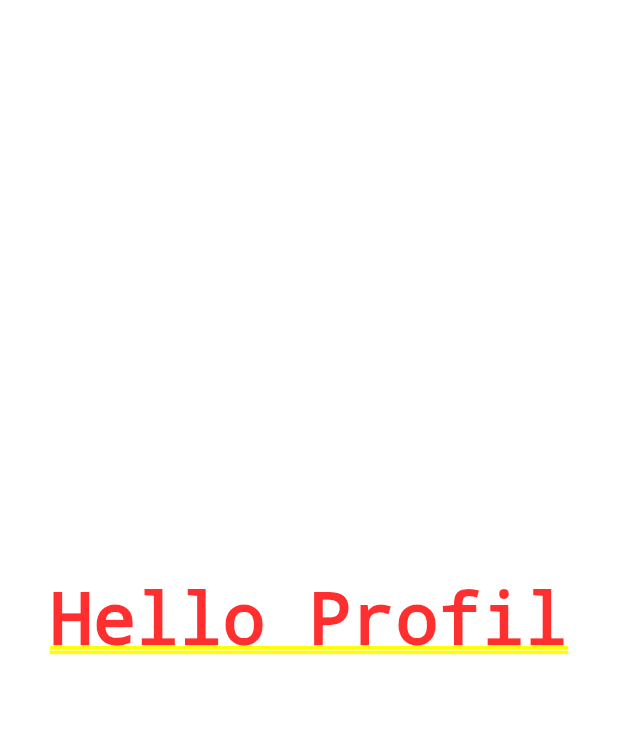
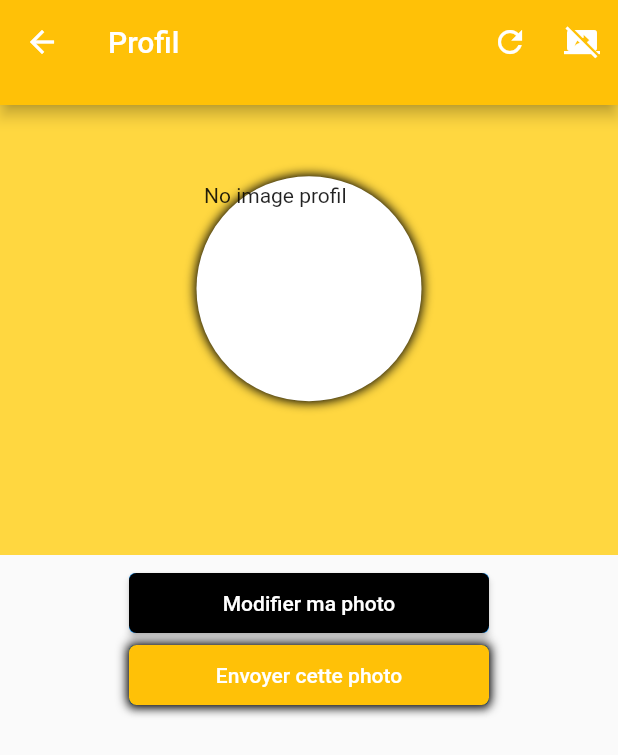
Before and after one commit to Zenitude/drissas-flutter-livechat, a Flutter app: the screen it shows once a user with an empty profile is signed in, after a tap on the "person" icon, on a phone screen of 412 x 824 dp. Shown: the top 755 px of the screen. Run offline on Flutter 3.47's test engine with Material 2 defaults, Android fonts, the phone set to English and light mode, and no system bars; our stand-ins replace cloud_firestore, firebase_auth, firebase_core, firebase_storage, image_picker; accounts and stored records are empty; generated files the repository leaves out were written again; network calls fail.

Commit message:
finish appBar of contact page, start profil page

```diff
--- /dev/null
+++ b/lib/pages/profil/components/avatar_components.dart
@@ -0,0 +1,117 @@
+// ignore_for_file: avoid_print
+
+library avatar_component;
+
+import 'package:flutter/material.dart';
+import 'package:cloud_firestore/cloud_firestore.dart';
+import 'package:firebase_auth/firebase_auth.dart';
+import 'package:firebase_storage/firebase_storage.dart';
+
+FirebaseFirestore firestore = FirebaseFirestore.instance;
+FirebaseAuth auth = FirebaseAuth.instance;
+FirebaseStorage storage = FirebaseStorage.instance;
+
+class AvatarProfil extends StatefulWidget {
+  const AvatarProfil({super.key});
+
+  @override
+  State<AvatarProfil> createState() {
+    return _AvatarProfilState();
+  }
+}
+
+class _AvatarProfilState extends State<AvatarProfil> {
+  String? urlImgUser;
+
+  @override
+  initState() {
+    super.initState();
+    getUrlImgUser();
+  }
+
+  getUrlImgUser() {
+    Reference storageRef = storage
+        .ref('users')
+        .child(auth.currentUser!.uid)
+        .child('profil')
+        .child('avatar.png');
+
+    storageRef.getDownloadURL().then((downloadUrl) {
+      setState(() {
+        urlImgUser = downloadUrl.toString();
+      });
+    }).catchError((e) {
+      print(e.error);
+    });
+  }
+
+  @override
+  Widget build(BuildContext context) {
+    return Container(
+      width: double.infinity,
+      height: 300,
+      color: Colors.amberAccent,
+      child: Column(
+        mainAxisAlignment: MainAxisAlignment.center,
+        crossAxisAlignment: CrossAxisAlignment.center,
+        children: [
+
+          Center(
+            child: Container(
+              padding: const EdgeInsets.all(5),
+              width: 150,
+              height: 150,
+              decoration: const BoxDecoration(
+                  color: Colors.white,
+                  borderRadius: BorderRadius.all(Radius.circular(100)),
+                  boxShadow: [
+                    BoxShadow(
+                        color: Colors.black,
+                        spreadRadius: 1,
+                        blurRadius: 5,
+                        offset: Offset(0, 0)),
+                  ]),
+              child: urlImgUser != null
+              ? ClipRRect(
+                  borderRadius: const BorderRadius.all(Radius.circular(100)),
+                  child: Image.network(
+                    urlImgUser!,
+                    fit: BoxFit.cover,
+                  ))
+              : const Text('No image profil'),
+            ),
+          ),
+
+          FutureBuilder(
+            future: firestore.collection('users').doc(auth.currentUser!.uid).get(),
+            builder: ((context, AsyncSnapshot<DocumentSnapshot> snapshot) {
+              if (snapshot.hasError) {
+                print('Error database');
+              }
+
+              if (snapshot.connectionState == ConnectionState.done) {
+                Map<String, dynamic> data =
+                    snapshot.data!.data() as Map<String, dynamic>;
+
+                return Container(
+                  margin: const EdgeInsets.only(top: 20),
+                  child: Text(
+                    data['pseudo'],
+                    style: const TextStyle(
+                      color: Colors.white,
+                      fontSize: 30,
+                      fontWeight: FontWeight.bold
+                    )
+                  ),
+                );
+              }
+
+              return const Text('Erreur Pseudo');
+            }),
+          ),
+
+        ],
+      ),
+    );
+  }
+}
--- /dev/null
+++ b/lib/pages/profil/components/update_component.dart
@@ -0,0 +1,71 @@
+library update_component;
+
+import 'package:flutter/material.dart';
+import 'package:firebase_auth/firebase_auth.dart';
+import 'package:firebase_storage/firebase_storage.dart';
+
+FirebaseAuth auth = FirebaseAuth.instance;
+FirebaseStorage storage = FirebaseStorage.instance;
+
+class UpdateAvatar extends StatefulWidget {
+  const UpdateAvatar({super.key});
+
+  @override
+  State<UpdateAvatar> createState() {
+    return _UpdateAvatarState();
+  }
+}
+
+class _UpdateAvatarState extends State<UpdateAvatar> {
+  @override
+  Widget build(BuildContext context) {
+    return Padding(
+      padding: const EdgeInsets.all(8.0),
+      child: Column(
+        mainAxisAlignment: MainAxisAlignment.center,
+        crossAxisAlignment: CrossAxisAlignment.center,
+        children: [
+          ElevatedButton(
+            style: ElevatedButton.styleFrom(
+              padding: const EdgeInsets.all(0),
+            ),
+            onPressed: (() {}),
+            child: Container(
+                width: 240,
+                height: 40,
+                decoration: const BoxDecoration(
+                    color: Colors.black,
+                    borderRadius: BorderRadius.all(Radius.circular(5))),
+                child: const Center(
+                  child: Text('Modifier ma photo',
+                      style: TextStyle(color: Colors.white)),
+                )),
+          ),
+          ElevatedButton(
+            style: ElevatedButton.styleFrom(
+              padding: const EdgeInsets.all(0),
+            ),
+            onPressed: (() {}),
+            child: Container(
+                width: 240,
+                height: 40,
+                decoration: const BoxDecoration(
+                    boxShadow: [
+                      BoxShadow(
+                          color: Colors.black,
+                          spreadRadius: 1,
+                          blurRadius: 5,
+                          offset: Offset(0, 0))
+                    ],
+                    color: Colors.amber,
+                    borderRadius: BorderRadius.all(Radius.circular(5))),
+                child: const Center(
+                  child: Text('Envoyer cette photo',
+                      style: TextStyle(color: Colors.white)),
+                )),
+          )
+        ],
+      ),
+    );
+  }
+}
--- a/lib/pages/profil/profil_page.dart
+++ b/lib/pages/profil/profil_page.dart
@@ -1,6 +1,12 @@
+// ignore_for_file: avoid_print, invalid_return_type_for_catch_error
+
 library profil_page;
 
 import 'package:flutter/material.dart';
+
+import 'package:my_app/widgets/appbar_profil_widget.dart';
+import 'package:my_app/pages/profil/components/avatar_components.dart';
+import 'package:my_app/pages/profil/components/update_component.dart';
 
 class ProfilPage extends StatefulWidget {
   const ProfilPage({Key? key}) : super(key: key);
@@ -12,10 +18,17 @@ class ProfilPage extends StatefulWidget {
 }
 
 class _ProfilPageState extends State<ProfilPage> {
+
   @override
   Widget build(BuildContext context) {
-    return const Center(
-      child: Text('Hello Profil'),
+    return Scaffold(
+      appBar: const MyAppBarProfil(),
+      body: Column(
+        children: const [
+          AvatarProfil(),
+          UpdateAvatar(),
+        ],
+      ),
     );
   }
 }
--- a/lib/pages/signup/components/form_component.dart
+++ b/lib/pages/signup/components/form_component.dart
@@ -87,7 +87,7 @@ class _FormSectionState extends State<FormSection> {
     }
   }
 
-  registerImageToStorage(value, image) async {
+  Future registerImageToStorage(value, image) async {
     try {
       Reference storageRef = storage
           .ref('users')
--- a/lib/pages/signup/components/test.dart
+++ /dev/null
@@ -1,60 +0,0 @@
-
-// ignore_for_file: avoid_print
-
-import 'package:firebase_auth/firebase_auth.dart';
-import 'package:cloud_firestore/cloud_firestore.dart';
-import 'package:firebase_storage/firebase_storage.dart';
-
-FirebaseAuth auth = FirebaseAuth.instance;
-FirebaseFirestore firestore = FirebaseFirestore.instance;
-FirebaseStorage storage = FirebaseStorage.instance;
-
-signUp(pseudo, mail, password, image)
-{
-  try
-  {
-    auth
-      .createUserWithEmailAndPassword(
-          email: mail.text.trim(),
-          password: password.text.trim())
-      .then((value) {
-
-        try{
-          firestore.collection('users').doc(value.user!.uid).set({
-            "pseudo": pseudo.text.trim(),
-          }).catchError((e) {
-            print(e.error);
-          });
-        }
-        catch(e) { print('Error Firestore Create User : $e');}
-
-        try
-        {
-          auth
-            .signInWithEmailAndPassword(
-              email: mail.text.trim(),
-              password: password.text.trim())
-            .then((value) async {
-
-              try
-              {
-                Reference storageRef = storage
-                  .ref('users')
-                  .child(value.user!.uid)
-                  .child('profil')
-                  .child('avatar.png');
-
-                UploadTask uploadTask = storageRef.putFile(image!);
-
-                await uploadTask.whenComplete(() => print('File Uploaded'));
-              }
-              catch(e) { print('Erreur Storage Create User : $e');}
-            }).catchError((e) { print('Error : ${e.error}');});
-        }
-        catch(e) { print('Erreur : $e');}
-
-      }).catchError((e) { print(e.error);});
-  }
-  catch(e)
-  { print('Erreur : $e');}
-}
--- a/lib/widgets/appbar_contacts_widget.dart
+++ b/lib/widgets/appbar_contacts_widget.dart
@@ -1,6 +1,6 @@
 // ignore_for_file: avoid_print, invalid_return_type_for_catch_error
 
-library appbar_connected_widget;
+library appbar_contacts_widget;
 
 import 'package:flutter/material.dart';
 import 'package:firebase_auth/firebase_auth.dart';
@@ -45,6 +45,16 @@ class _MyAppBarContactsState extends State<MyAppBarContacts> {
     }).catchError((e) => print(e.error));
   }
 
+  refreshPage(context) {
+    Navigator.pushReplacement(
+      context,
+      PageRouteBuilder(
+        pageBuilder: (_, __, ___) => const ProfilPage(),
+        transitionDuration: const Duration(seconds: 0),
+      ),
+    );
+  }
+
   @override
   Widget build(BuildContext context) {
     return AppBar(
@@ -69,7 +79,10 @@ class _MyAppBarContactsState extends State<MyAppBarContacts> {
                       width: 50,
                       height: 50,
                       child: urlImgUser == null
-                          ? const Icon(Icons.person, color: Colors.white,)
+                          ? const Icon(
+                              Icons.person,
+                              color: Colors.white,
+                            )
                           : CircleAvatar(
                               backgroundImage: NetworkImage(urlImgUser!),
                             ),
@@ -92,9 +105,12 @@ class _MyAppBarContactsState extends State<MyAppBarContacts> {
             return const Text('Erreur Pseudo');
           })),
       backgroundColor: Colors.amber,
-      actions:
-      [
-        IconButton(onPressed: () {}, icon: const Icon(Icons.refresh)),
+      actions: [
+        IconButton(
+            onPressed: () {
+              refreshPage(context);
+            },
+            icon: const Icon(Icons.refresh)),
         IconButton(
             onPressed: () {
               auth.signOut();
--- /dev/null
+++ b/lib/widgets/appbar_profil_widget.dart
@@ -0,0 +1,58 @@
+// ignore_for_file: avoid_print, invalid_return_type_for_catch_error
+
+library appbar_profil_widget;
+
+import 'package:flutter/material.dart';
+import 'package:firebase_auth/firebase_auth.dart';
+import 'package:cloud_firestore/cloud_firestore.dart';
+import 'package:firebase_storage/firebase_storage.dart';
+import 'package:my_app/pages/profil/profil_page.dart';
+
+FirebaseAuth auth = FirebaseAuth.instance;
+FirebaseFirestore store = FirebaseFirestore.instance;
+FirebaseStorage storage = FirebaseStorage.instance;
+
+class MyAppBarProfil extends StatefulWidget implements PreferredSizeWidget {
+  const MyAppBarProfil({Key? key}) : super(key: key);
+
+  @override
+  Size get preferredSize => const Size.fromHeight(70);
+
+  @override
+  State<MyAppBarProfil> createState() {
+    return _MyAppBarProfilState();
+  }
+}
+
+class _MyAppBarProfilState extends State<MyAppBarProfil> {
+
+  refreshPage(context) {
+    Navigator.pushReplacement(
+      context,
+      PageRouteBuilder(
+        pageBuilder: (_, __, ___) => const ProfilPage(),
+        transitionDuration: const Duration(seconds: 0),
+      ),
+    );
+  }
+
+  @override
+  Widget build(BuildContext context) {
+    return AppBar(
+      title: const Text('Profil', style: TextStyle(color: Colors.white)),
+      backgroundColor: Colors.amber,
+      actions: [
+        IconButton(
+            onPressed: () {
+              refreshPage(context);
+            },
+            icon: const Icon(Icons.refresh)),
+        IconButton(
+            onPressed: () {
+              auth.signOut();
+            },
+            icon: const Icon(Icons.stop_screen_share))
+      ],
+    );
+  }
+}
```
